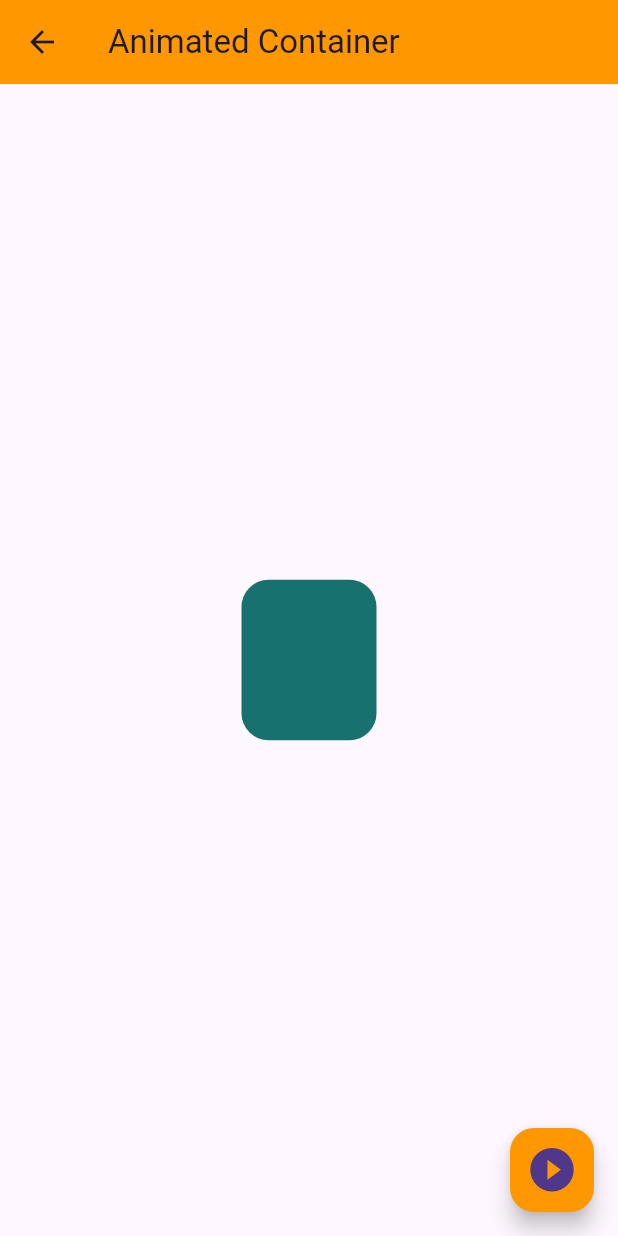
After one commit to ANGdesarrollo/flutter-course, a Flutter app: the AnimatedScreen screen opened directly, after a tap on the "play circle filled" icon, on a phone screen of 412 x 824 dp. The commit adds this screen. Run offline on Flutter 3.47's test engine with Material 3 defaults, Android fonts, the phone set to English and light mode, and no system bars; missing offline and left inert: dart:ffi.

Commit message:
feat: added components

```diff
--- a/fl_components/lib/router/app_routes.dart
+++ b/fl_components/lib/router/app_routes.dart
@@ -8,16 +8,19 @@ class AppRoutes {
   static const initialRoute = 'home';
 
   static final menuOptions = <MenuOption>[
-  // TODO: Borrar home
-  MenuOption(route: 'home', icon: Icons.home_outlined, name: 'Home Screen', screen: const HomeScreen()),
+  // MenuOption(route: 'home', icon: Icons.home_outlined, name: 'Home Screen', screen: const HomeScreen()),
   MenuOption(route: 'listview1', icon: Icons.list, name: 'Listview 1 Screen', screen: const Listview1Screen()),
   MenuOption(route: 'listview2', icon: Icons.list, name: 'Listview 2 Screen', screen: const Listview2Screen()),
   MenuOption(route: 'cardScreen', icon: Icons.credit_card, name: 'Card Screen', screen: const CardScreen()),
   MenuOption(route: 'alertScreen', icon: Icons.warning, name: 'Alert Screen', screen: const AlertScreen()),
+  MenuOption(route: 'avatarScreen', icon: Icons.supervised_user_circle_outlined, name: 'Avatar Screen', screen: const AvatarScreen()),
+  MenuOption(route: 'inputScreen', icon: Icons.animation_outlined, name: 'Inputs Screen', screen: const InputsScreen()),
 ];
 
 static Map<String, Widget Function(BuildContext)> getAppRoutes() {
   Map<String, Widget Function(BuildContext)> appRoutes = {};
+
+   appRoutes.addAll({'home' : (BuildContext context) => const HomeScreen()});
   for (final option in menuOptions) {
     appRoutes.addAll({
       option.route : (BuildContext context) => option.screen
--- /dev/null
+++ b/fl_components/lib/screens/animated_screen.dart
@@ -0,0 +1,63 @@
+import 'dart:ffi';
+import 'dart:math';
+
+import 'package:flutter/material.dart';
+
+class AnimatedScreen extends StatefulWidget {
+
+  const AnimatedScreen({Key? key}) : super(key: key);
+
+  @override
+  State<AnimatedScreen> createState() => _AnimatedScreenState();
+
+
+
+}
+
+class _AnimatedScreenState extends State<AnimatedScreen> {
+
+  double _width = 50;
+  double _height = 50;
+  Color _color = Colors.orange;
+  BorderRadiusGeometry _borderRadius = BorderRadius.circular(10);
+
+    @override
+    Widget build(BuildContext context) {
+    return Scaffold(
+      appBar: AppBar(
+        title: const Text('Animated Container'),
+        actions: const []),
+      body: Center(
+         child:
+
+         AnimatedContainer(
+          duration: const Duration(milliseconds: 400),
+          curve: Curves.easeOutCirc,
+          width: _width,
+          height: _height,
+          decoration: BoxDecoration(
+            color: _color,
+            borderRadius: _borderRadius
+          ),
+          ),
+      ),
+      floatingActionButton: FloatingActionButton(
+        child: const Icon(Icons.play_circle_fill_outlined, size: 35),
+        onPressed: () {
+          final random = Random();
+          _width = random.nextInt(100).toDouble() + 70;
+          _height = random.nextInt(100).toDouble() + 70;
+          _color = Color.fromRGBO(
+            random.nextInt(255),
+            random.nextInt(255),
+            random.nextInt(255),
+            1
+            );
+          _borderRadius = BorderRadius.circular(random.nextInt(10).toDouble() + 10 );
+          setState(() {});
+
+        },
+      ),
+    );
+  }
+  }
--- a/fl_components/lib/screens/screens.dart
+++ b/fl_components/lib/screens/screens.dart
@@ -1,4 +1,8 @@
-export 'alert_screen.dart';
+export 'package:fl_components/screens/alert_screen.dart';
+
+export 'package:fl_components/screens/inputs_screen.dart';
+export 'package:fl_components/screens/animated_screen.dart';
+export 'package:fl_components/screens/avatar_screen.dart';
 export 'card_screen.dart';
 export 'listview1_screen.dart';
 export 'listview2_screen.dart';
--- a/fl_components/lib/themes/app_theme.dart
+++ b/fl_components/lib/themes/app_theme.dart
@@ -21,6 +21,7 @@ class AppTheme {
             shape: const StadiumBorder(),
             elevation: 0
           ),
-        )
+        ),
+
       );
 }
```
Also changed, not shown: fl_components/lib/screens/alert_screen.dart (+33 -12 lines), fl_components/lib/screens/avatar_screen.dart (added, +25 -0 lines), fl_components/lib/screens/inputs_screen.dart (added, +34 -0 lines).
